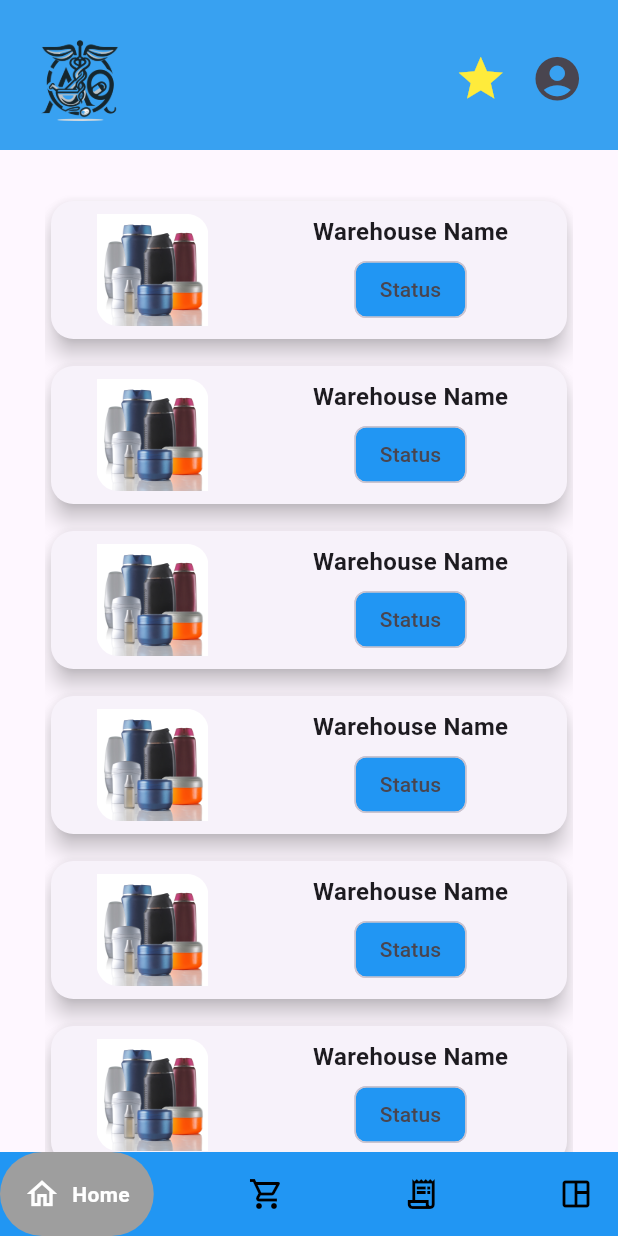
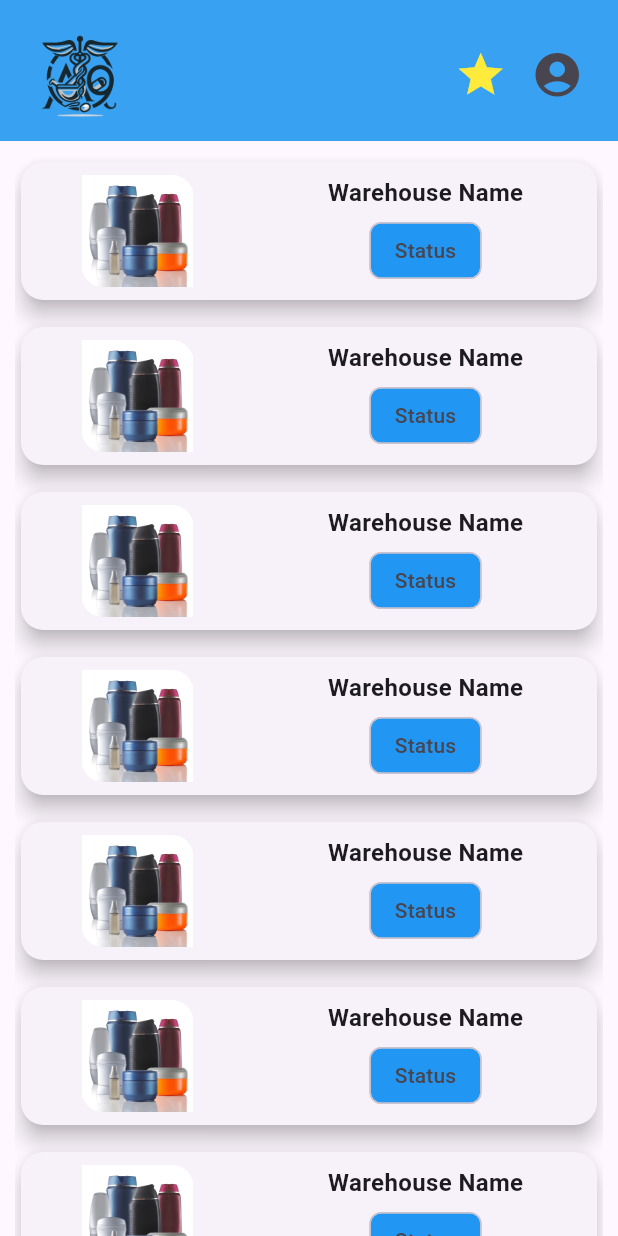
Before and after one commit to mustafaAIM/Final_Project, a Flutter app: the warehousePage screen opened directly, on a phone screen of 412 x 824 dp. Run offline on Flutter 3.47's test engine with Material 3 defaults, Android fonts, the phone set to English and light mode, and no system bars; drawn by our look-alikes of google_nav_bar; our stand-ins replace flutter_redux, font_awesome_flutter, redux, redux_thunk.

Commit message:
doing miner fixed.

```diff
--- a/Front-end section/Flutter/lib/main.dart
+++ b/Front-end section/Flutter/lib/main.dart
@@ -67,6 +67,8 @@ class MyApp extends StatelessWidget {
           '/ProfilePage': (context) => ProfilePage(),
           '/favoritePage': (context) => favoritePage(),
           '/orderDetails':(context) => orderDetailsPage(),
+          '/login':(context) => Loginpage(),
+          '/register':(context) => Registerpage(),
         },
       ),
     );
--- a/Front-end section/Flutter/lib/mootaz/bottomNav.dart
+++ b/Front-end section/Flutter/lib/mootaz/bottomNav.dart
@@ -1,6 +1,7 @@
 import 'package:flutter/material.dart';
 import 'package:flutter1/Mootaz/cartPage.dart';
 import 'package:flutter1/Mootaz/homePage.dart';
+import 'package:flutter1/mootaz/warehousePage.dart';
 import 'package:flutter1/yazan/orders.dart';
 import 'package:flutter1/yazan/reports.dart';
 import 'package:google_nav_bar/google_nav_bar.dart';
@@ -16,7 +17,7 @@ class bottomNav extends StatefulWidget {
 
 class _bottomNavState extends State<bottomNav> {
   List pages = [
-    homePage(),
+    warehousePage(),
     cartPage(),
     OrdersPage(),
     reportsPage()
--- a/Front-end section/Flutter/lib/mootaz/warehousePage.dart
+++ b/Front-end section/Flutter/lib/mootaz/warehousePage.dart
@@ -21,7 +21,7 @@ class _warehousePageState extends State<warehousePage> {
         children: [
           Container(
                   padding:
-                      EdgeInsets.only(left: 15, right: 15, top: 15, bottom: 10),
+                      EdgeInsets.only(left: 15, right: 15, top: 12, bottom: 7),
                   decoration: const BoxDecoration(
                       color: Color.fromARGB(255, 56, 161, 241),
                   ),
@@ -57,7 +57,7 @@ class _warehousePageState extends State<warehousePage> {
                   ),
                 ),
                 Container(
-                  padding: EdgeInsets.all(30),
+                  padding: EdgeInsets.all(10),
                  height: 2000,
                   child: ListView.builder(
                     itemCount: 20,
@@ -66,7 +66,7 @@ class _warehousePageState extends State<warehousePage> {
                         onTap: () {
                             Navigator.pushNamed(
                         context,
-                        '/',
+                        '/homePage',
                       );
                         },
                         child: Container(
@@ -117,25 +117,7 @@ class _warehousePageState extends State<warehousePage> {
                 )
         ],
       ),
-      bottomNavigationBar: GNav(
-            backgroundColor: Colors.blue,
-            color: Colors.black,
-            activeColor: Colors.white,
-            tabBackgroundColor: Colors.grey.shade500,
-            gap: 8,
-            padding: EdgeInsets.all(16),
-            onTabChange: (index) {
-              if (index == 0) Navigator.pushReplacementNamed(context, "/homePage");
-              if (index == 1) Navigator.pushReplacementNamed(context, "/cartPage");
-              if (index == 2) Navigator.pushReplacementNamed(context, "/orderPage");
-              if (index == 3) Navigator.pushReplacementNamed(context, "/reportsPage");
-            },
-            tabs: const [
-              GButton(icon: Icons.home_outlined,text: 'Home',),
-              GButton(icon: Icons.shopping_cart_outlined,text: 'Cart',),
-              GButton(icon: Icons.receipt_long_sharp,text: 'Orders',),
-              GButton(icon: Icons.space_dashboard_outlined,text: 'Reports',)
-            ])
+
     );
   }
 }
```
Also changed, not shown: Front-end section/Flutter/lib/mootaz/favorite.dart (+11 -7 lines).
